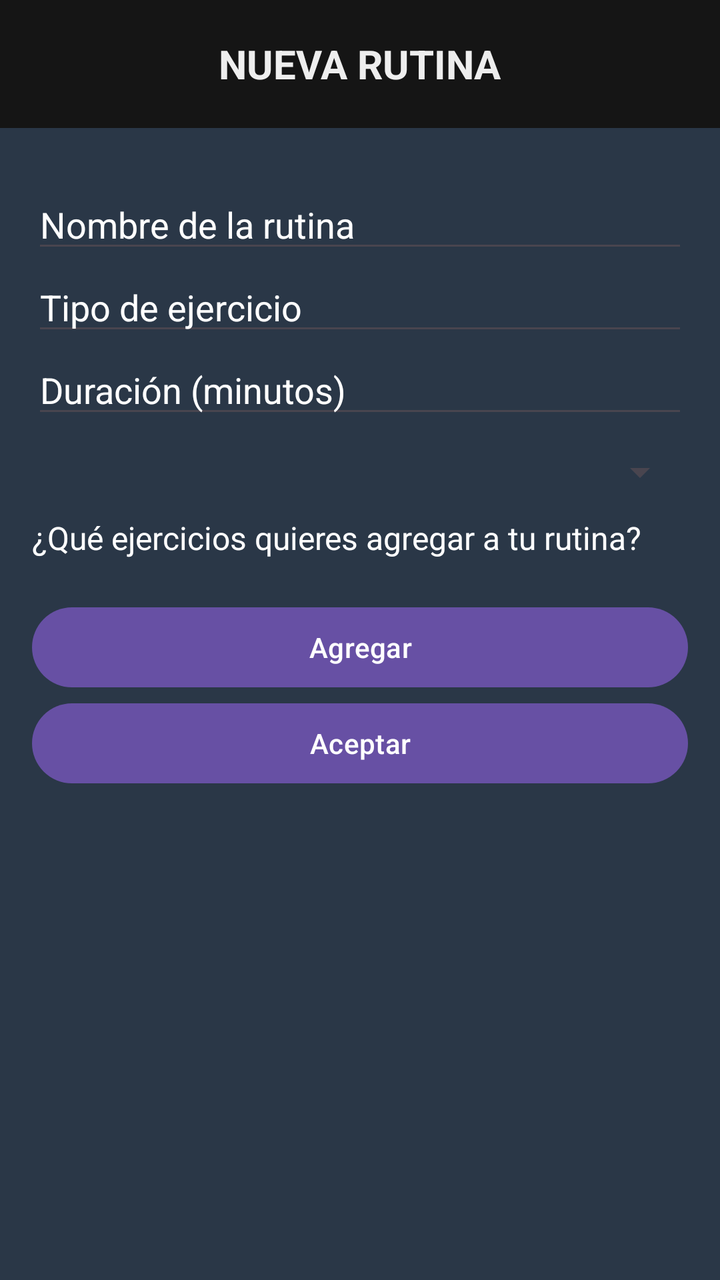
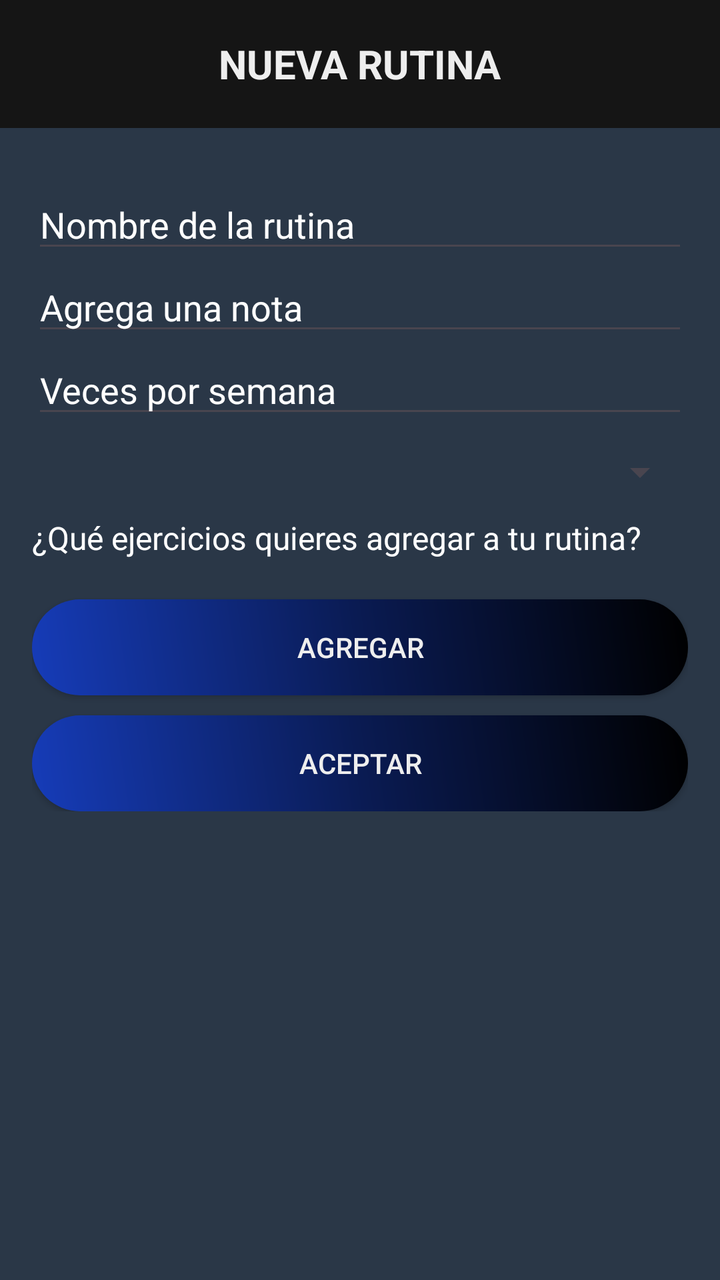

An Android layout rendered at two revisions. The XML below is the earlier revision; the diff shows what the commit changed to produce the second picture.
<!-- AndroidManifest.xml: application theme Theme.GymApp -->
<!-- res/layout/activity_add_routine.xml -->
<LinearLayout xmlns:android="http://schemas.android.com/apk/res/android"
    android:layout_width="match_parent"
    android:layout_height="match_parent"
    xmlns:app="http://schemas.android.com/apk/res-auto"
    android:orientation="vertical"
    android:background="#2A3747"
    android:fitsSystemWindows="true">

    <androidx.appcompat.widget.Toolbar
        android:id="@+id/toolbar"
        android:layout_width="match_parent"
        android:layout_height="?attr/actionBarSize"
        android:background="#151515"
        android:theme="@style/ThemeOverlay.AppCompat.Dark.ActionBar"
        android:popupTheme="@style/ThemeOverlay.AppCompat.Light">

        <TextView
            android:layout_width="wrap_content"
            android:layout_height="wrap_content"
            android:layout_gravity="center"
            android:text="NUEVA RUTINA"
            android:textColor="#EEEEEE"
            android:textSize="20sp"
            android:textStyle="bold" />
    </androidx.appcompat.widget.Toolbar>

    <ScrollView
        android:layout_width="match_parent"
        android:layout_height="match_parent"
        android:padding="16dp"
        android:layout_marginTop="10dp">

        <LinearLayout
            android:id="@+id/scrollViewLayout"
            android:layout_width="match_parent"
            android:layout_height="wrap_content"
            android:orientation="vertical">

            <EditText
                android:id="@+id/editTextName"
                android:textColor="@color/white"
                android:textColorHint="@color/white"
                android:layout_width="match_parent"
                android:layout_height="wrap_content"
                android:hint="Nombre de la rutina" />

            <EditText
                android:id="@+id/editTextExerciseType"
                android:textColor="@color/white"
                android:textColorHint="@color/white"
                android:layout_width="match_parent"
                android:layout_height="wrap_content"
                android:hint="Tipo de ejercicio" />

            <EditText
                android:id="@+id/editTextDuration"
                android:textColor="@color/white"
                android:textColorHint="@color/white"
                android:layout_width="match_parent"
                android:layout_height="wrap_content"
                android:hint="Duración (minutos)"
                android:inputType="number" />

            <Spinner
                android:id="@+id/spinnerExerciseImage"
                android:layout_width="match_parent"
                android:layout_height="wrap_content"
                android:layout_marginTop="10dp"
                />

            <TextView
                android:id="@+id/textViewQuestion"
                android:layout_width="wrap_content"
                android:layout_height="wrap_content"
                android:layout_marginTop="10dp"
                android:text="¿Qué ejercicios quieres agregar a tu rutina?"
                android:textColor="@color/white"
                android:textSize="16sp" />

            <LinearLayout
                android:id="@+id/layoutNewExercises"
                android:layout_width="match_parent"
                android:layout_height="wrap_content"
                android:orientation="vertical"
                android:layout_marginTop="10dp" />

            <Button
                android:id="@+id/buttonAddExercise"
                android:layout_width="match_parent"
                android:layout_height="wrap_content"
                android:layout_marginTop="10dp"
                android:text="Agregar" />

            <Button
                android:id="@+id/buttonAccept"
                android:layout_width="match_parent"
                android:layout_height="wrap_content"
                android:text="Aceptar" />
        </LinearLayout>
    </ScrollView>
</LinearLayout>
<!-- resources referenced by this layout -->
<resources>
  <color name="white">#FFFFFFFF</color>
  <style name="Theme.GymApp" parent="Base.Theme.GymApp" />
  <style name="Base.Theme.GymApp" parent="Theme.Material3.DayNight.NoActionBar">
          
          
      </style>
</resources>

<!-- the commit's change to res/layout/activity_add_routine.xml (unified diff, before → after) -->
@@ -50,7 +50,7 @@
                 android:textColorHint="@color/white"
                 android:layout_width="match_parent"
                 android:layout_height="wrap_content"
-                android:hint="Tipo de ejercicio" />
+                android:hint="Agrega una nota" />
 
             <EditText
                 android:id="@+id/editTextDuration"
@@ -58,7 +58,7 @@
                 android:textColorHint="@color/white"
                 android:layout_width="match_parent"
                 android:layout_height="wrap_content"
-                android:hint="Duración (minutos)"
+                android:hint="Veces por semana"
                 android:inputType="number" />
 
             <Spinner
@@ -84,18 +84,26 @@
                 android:orientation="vertical"
                 android:layout_marginTop="10dp" />
 
-            <Button
+            <androidx.appcompat.widget.AppCompatButton
                 android:id="@+id/buttonAddExercise"
                 android:layout_width="match_parent"
                 android:layout_height="wrap_content"
+                android:background="@drawable/btn"
                 android:layout_marginTop="10dp"
-                android:text="Agregar" />
+                android:layout_marginBottom="10dp"
+                android:text="Agregar"
+                android:textColor="#EEEEEE"
+                />
 
-            <Button
-                android:id="@+id/buttonAccept"
+            <androidx.appcompat.widget.AppCompatButton
+            android:id="@+id/buttonAccept"
                 android:layout_width="match_parent"
                 android:layout_height="wrap_content"
-                android:text="Aceptar" />
+                android:background="@drawable/btn"
+                android:text="ACEPTAR"
+                android:textColor="#EEEEEE"
+                />
+
         </LinearLayout>
     </ScrollView>
 </LinearLayout>
<!-- resource entries referenced after the edit -->
@@ -1,6 +1,23 @@
 <!-- resources referenced by this layout -->
 <resources>
   <color name="white">#FFFFFFFF</color>
+  <!-- drawable btn (drawable) -->
+  <shape xmlns:android="http://schemas.android.com/apk/res/android"
+      android:shape="rectangle">
+  
+      <corners android:radius="50dp" />
+      <gradient
+          android:angle="45"
+          android:centerColor="#0A1B53"
+          android:startColor="#163CB9"
+          android:endColor="#000000"
+          android:type="linear" />
+      <padding
+          android:left="0dp"
+          android:top="0dp"
+          android:right="0dp"
+          android:bottom="0dp" />
+  </shape>
   <style name="Theme.GymApp" parent="Base.Theme.GymApp" />
   <style name="Base.Theme.GymApp" parent="Theme.Material3.DayNight.NoActionBar">
           
